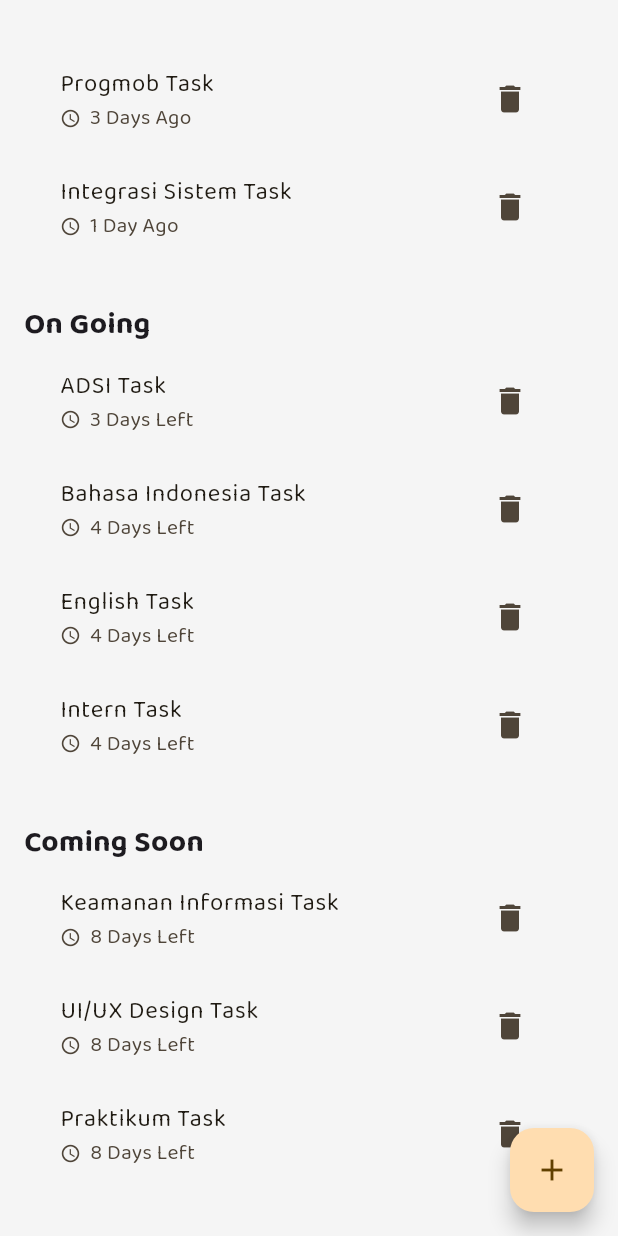
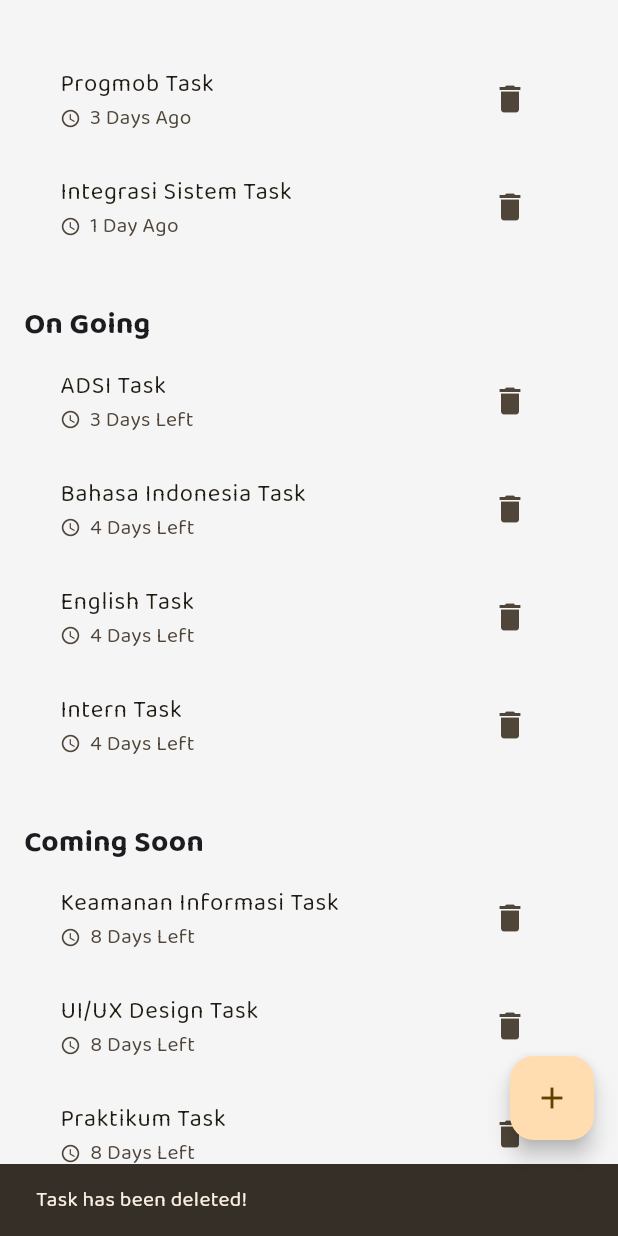
Before and after one commit to ayukrisn/tugas_progmob_1, a Flutter app: the HomePage screen opened directly, scrolled down 279 dp, after a tap on the "delete" icon, on a phone screen of 412 x 824 dp. Run offline on Flutter 3.47's test engine with Material 3 defaults, Android fonts, the light colour scheme and no system bars; our stand-ins replace get, google_fonts, intl_phone_field.

Commit message:
added delete snackbar

```diff
--- a/lib/home_page.dart
+++ b/lib/home_page.dart
@@ -137,6 +137,13 @@ class _HomePageState extends State<HomePage> {
                 setState(() {
                   tasks.remove(categoryTasks[index]);
                 });
+                ScaffoldMessenger.of(context).showSnackBar(
+                const SnackBar(
+                  content: Text(
+                    'Task has been deleted!',
+                  ),
+                ),
+              );
               },
             ),
             onTap: () {
```
